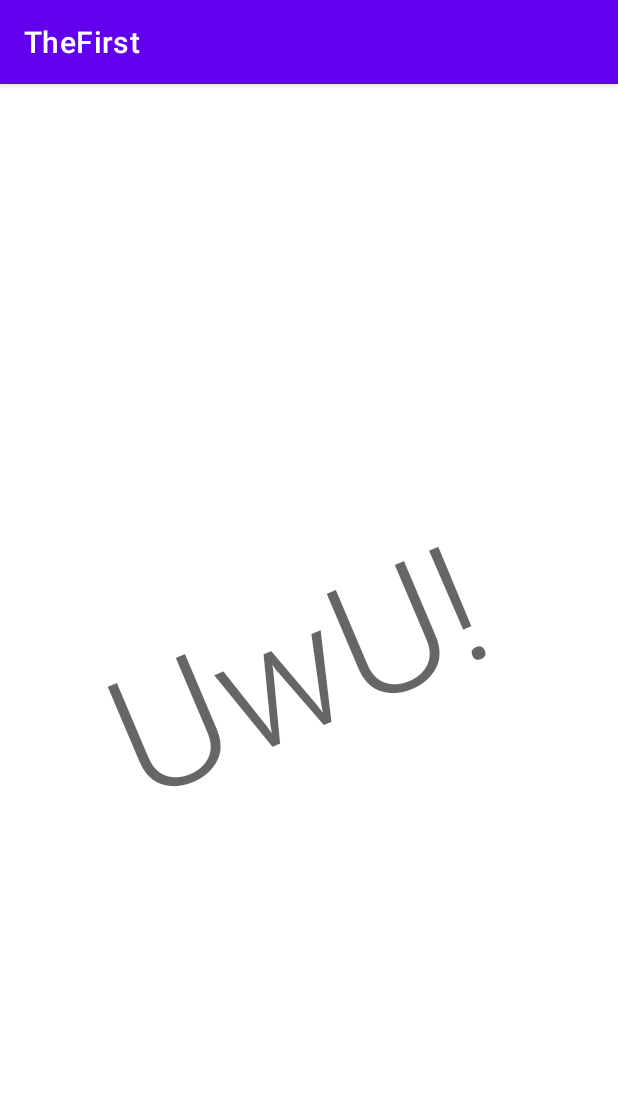
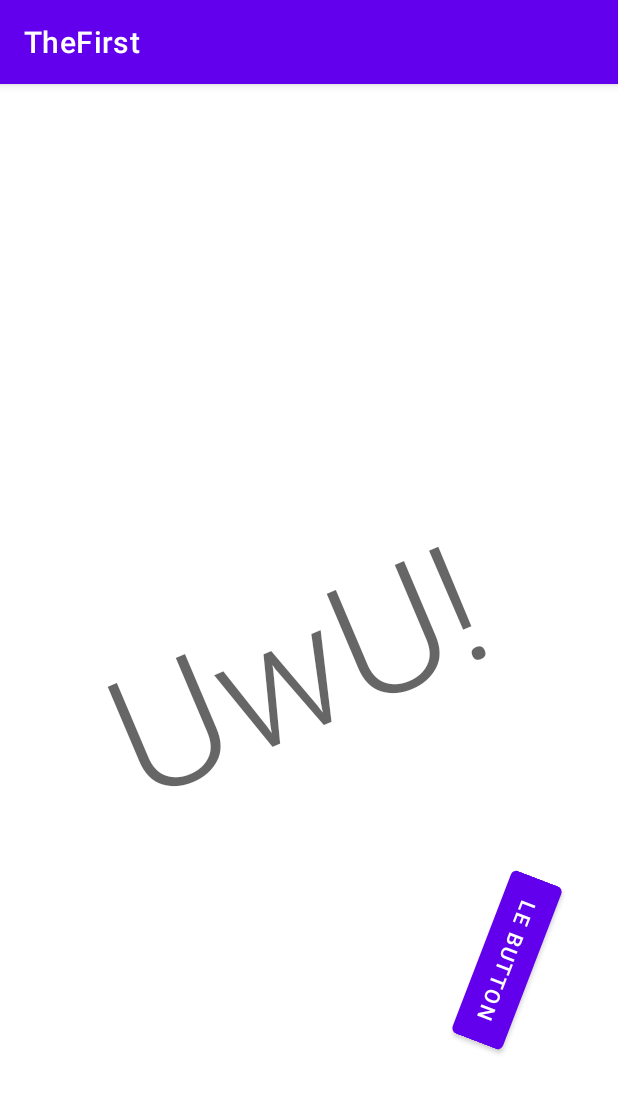
Before and after one commit to vicky5124-DAM2/M8-TheFirst, an Android app: the screen it shows after launch (MainActivity), on a phone screen of 412 x 824 dp. Shown: the top 1093 px of the screen. Run offline under Robolectric (Android 15) with nearby library versions, the phone set to English and light mode, and no system bars.

Commit message:
Move the notification sending to its own function 	modificat:        .idea/misc.xml 	modificat:        app/src/main/java/com/vicky/thefirst/MainActivity.java 	modificat:        app/src/main/res/layout/activity_main.xml

```diff
--- a/app/src/main/java/com/vicky/thefirst/MainActivity.java
+++ b/app/src/main/java/com/vicky/thefirst/MainActivity.java
@@ -14,12 +14,7 @@ import android.os.Bundle;
 public class MainActivity extends AppCompatActivity {
     final String CHANNEL_ID = "i.apps.notifications";
 
-    @Override
-    protected void onCreate(Bundle savedInstanceState) {
-        // Basic Stuff
-        super.onCreate(savedInstanceState);
-        this.setContentView(R.layout.activity_main);
-
+    public void sendNotification(String title, String description) {
         // Vibration pattern to vibrate for 500 ms twice
         final long[] VIBRATE_PATTERN = {0, 500, 0, 500};
 
@@ -40,9 +35,9 @@ public class MainActivity extends AppCompatActivity {
         // Create the notification
         final var ntf = new Notification.Builder(this, CHANNEL_ID)
                 // Notification title
-                .setContentTitle("Hello!")
+                .setContentTitle(title)
                 // Notification description
-                .setContentText("This is a notification test")
+                .setContentText(description)
                 // Notification icon
                 .setSmallIcon(R.drawable.ic_launcher_foreground)
                 // Notification icon when expanded
@@ -54,4 +49,13 @@ public class MainActivity extends AppCompatActivity {
         // Send the notification!
         notificationManager.notify(1234, ntf);
     }
+
+    @Override
+    protected void onCreate(Bundle savedInstanceState) {
+        // Basic Stuff
+        super.onCreate(savedInstanceState);
+        this.setContentView(R.layout.activity_main);
+
+        sendNotification("Hello!", "World OwO!");
+    }
 }
--- a/app/src/main/res/layout/activity_main.xml
+++ b/app/src/main/res/layout/activity_main.xml
@@ -19,4 +19,15 @@
             app:layout_constraintHorizontal_bias="0.718"
             app:layout_constraintVertical_bias="0.529" />
 
+    <Button
+            android:text="Le Button"
+            android:layout_width="wrap_content"
+            android:layout_height="wrap_content"
+            android:id="@+id/button"
+            android:rotation="111"
+            app:layout_constraintBottom_toBottomOf="parent"
+            android:layout_marginBottom="160dp"
+            android:layout_marginEnd="16dp"
+            app:layout_constraintEnd_toEndOf="parent" />
+
 </androidx.constraintlayout.widget.ConstraintLayout>
```
